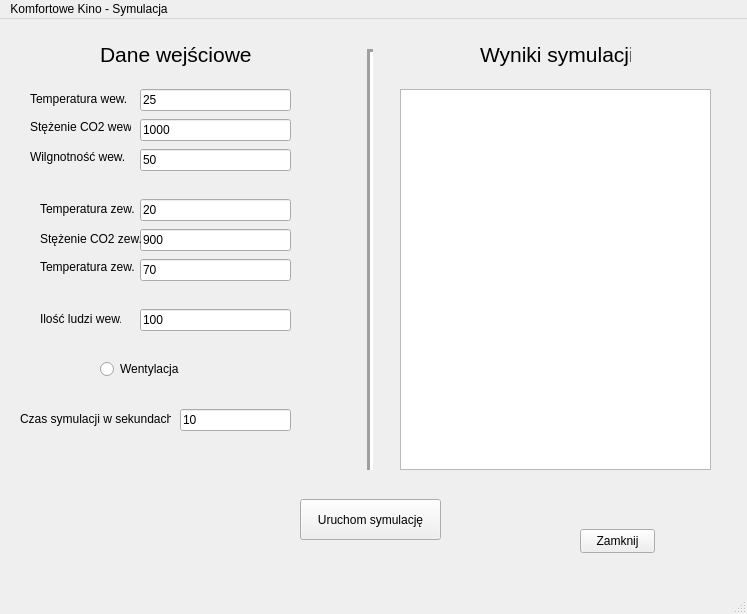
Qt form mainwindow.ui (MattKoko/Komfortowe_Kino_cpp) before a commit.
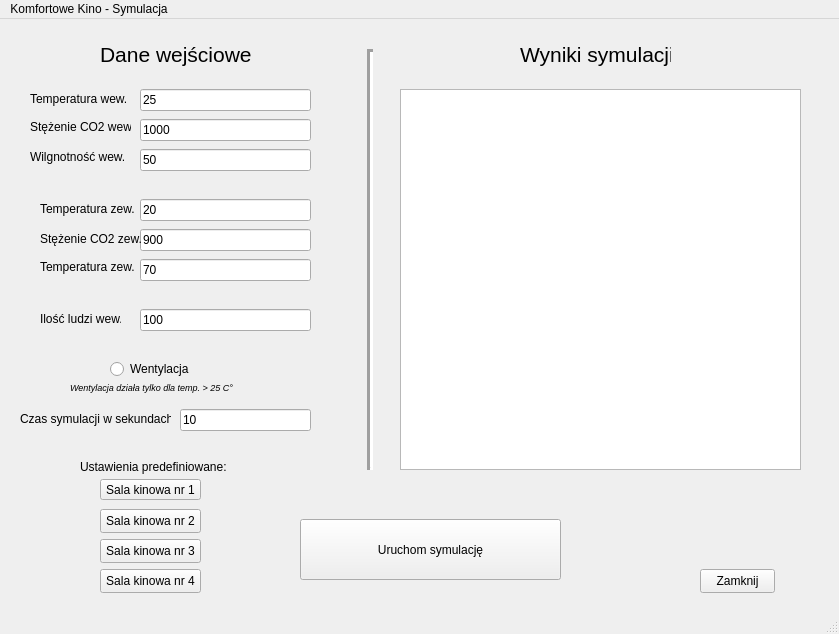
The same form after that commit.

```diff
--- a/mainwindow.ui
+++ b/mainwindow.ui
@@ -6,8 +6,8 @@
    <rect>
     <x>0</x>
     <y>0</y>
-    <width>747</width>
-    <height>614</height>
+    <width>839</width>
+    <height>634</height>
    </rect>
   </property>
   <property name="windowTitle">
@@ -19,7 +19,7 @@
      <rect>
       <x>140</x>
       <y>70</y>
-      <width>151</width>
+      <width>171</width>
       <height>22</height>
      </rect>
     </property>
@@ -46,8 +46,8 @@
    <widget class="QPushButton" name="closeButton">
     <property name="geometry">
      <rect>
-      <x>580</x>
-      <y>510</y>
+      <x>700</x>
+      <y>550</y>
       <width>75</width>
       <height>24</height>
      </rect>
@@ -61,7 +61,7 @@
      <rect>
       <x>140</x>
       <y>100</y>
-      <width>151</width>
+      <width>171</width>
       <height>22</height>
      </rect>
     </property>
@@ -90,7 +90,7 @@
      <rect>
       <x>140</x>
       <y>130</y>
-      <width>151</width>
+      <width>171</width>
       <height>22</height>
      </rect>
     </property>
@@ -119,7 +119,7 @@
      <rect>
       <x>140</x>
       <y>180</y>
-      <width>151</width>
+      <width>171</width>
       <height>22</height>
      </rect>
     </property>
@@ -135,7 +135,7 @@
      <rect>
       <x>140</x>
       <y>210</y>
-      <width>151</width>
+      <width>171</width>
       <height>22</height>
      </rect>
     </property>
@@ -151,7 +151,7 @@
      <rect>
       <x>140</x>
       <y>240</y>
-      <width>151</width>
+      <width>171</width>
       <height>22</height>
      </rect>
     </property>
@@ -167,7 +167,7 @@
      <rect>
       <x>140</x>
       <y>290</y>
-      <width>151</width>
+      <width>171</width>
       <height>22</height>
      </rect>
     </property>
@@ -194,7 +194,7 @@
    <widget class="QRadioButton" name="ventilationRadioButton">
     <property name="geometry">
      <rect>
-      <x>100</x>
+      <x>110</x>
       <y>340</y>
       <width>91</width>
       <height>20</height>
@@ -203,6 +203,9 @@
     <property name="text">
      <string>Wentylacja </string>
     </property>
+    <property name="checked">
+     <bool>false</bool>
+    </property>
    </widget>
    <widget class="QLabel" name="tempInLabel_4">
     <property name="geometry">
@@ -248,7 +251,7 @@
      <rect>
       <x>180</x>
       <y>390</y>
-      <width>111</width>
+      <width>131</width>
       <height>22</height>
      </rect>
     </property>
@@ -276,9 +279,9 @@
     <property name="geometry">
      <rect>
       <x>300</x>
-      <y>480</y>
-      <width>141</width>
-      <height>41</height>
+      <y>500</y>
+      <width>261</width>
+      <height>61</height>
      </rect>
     </property>
     <property name="text">
@@ -322,7 +325,7 @@
    <widget class="QLabel" name="label_2">
     <property name="geometry">
      <rect>
-      <x>480</x>
+      <x>520</x>
       <y>20</y>
       <width>151</width>
       <height>31</height>
@@ -342,7 +345,7 @@
      <rect>
       <x>400</x>
       <y>70</y>
-      <width>311</width>
+      <width>401</width>
       <height>381</height>
      </rect>
     </property>
@@ -356,13 +359,97 @@
      <enum>QListView::IconMode</enum>
     </property>
    </widget>
+   <widget class="QPushButton" name="pushButton_2">
+    <property name="geometry">
+     <rect>
+      <x>100</x>
+      <y>460</y>
+      <width>101</width>
+      <height>21</height>
+     </rect>
+    </property>
+    <property name="text">
+     <string>Sala kinowa nr 1</string>
+    </property>
+   </widget>
+   <widget class="QPushButton" name="pushButton_3">
+    <property name="geometry">
+     <rect>
+      <x>100</x>
+      <y>490</y>
+      <width>101</width>
+      <height>24</height>
+     </rect>
+    </property>
+    <property name="text">
+     <string>Sala kinowa nr 2</string>
+    </property>
+   </widget>
+   <widget class="QLabel" name="label_3">
+    <property name="geometry">
+     <rect>
+      <x>80</x>
+      <y>440</y>
+      <width>181</width>
+      <height>16</height>
+     </rect>
+    </property>
+    <property name="text">
+     <string>Ustawienia predefiniowane:</string>
+    </property>
+   </widget>
+   <widget class="QPushButton" name="pushButton_4">
+    <property name="geometry">
+     <rect>
+      <x>100</x>
+      <y>520</y>
+      <width>101</width>
+      <height>24</height>
+     </rect>
+    </property>
+    <property name="text">
+     <string>Sala kinowa nr 3</string>
+    </property>
+   </widget>
+   <widget class="QPushButton" name="pushButton_5">
+    <property name="geometry">
+     <rect>
+      <x>100</x>
+      <y>550</y>
+      <width>101</width>
+      <height>24</height>
+     </rect>
+    </property>
+    <property name="text">
+     <string>Sala kinowa nr 4</string>
+    </property>
+   </widget>
+   <widget class="QLabel" name="label_4">
+    <property name="geometry">
+     <rect>
+      <x>70</x>
+      <y>360</y>
+      <width>181</width>
+      <height>16</height>
+     </rect>
+    </property>
+    <property name="font">
+     <font>
+      <pointsize>7</pointsize>
+      <italic>true</italic>
+     </font>
+    </property>
+    <property name="text">
+     <string>Wentylacja działa tylko dla temp. &gt; 25 C°</string>
+    </property>
+   </widget>
   </widget>
   <widget class="QMenuBar" name="menubar">
    <property name="geometry">
     <rect>
      <x>0</x>
      <y>0</y>
-     <width>747</width>
+     <width>839</width>
      <height>22</height>
     </rect>
    </property>
```
